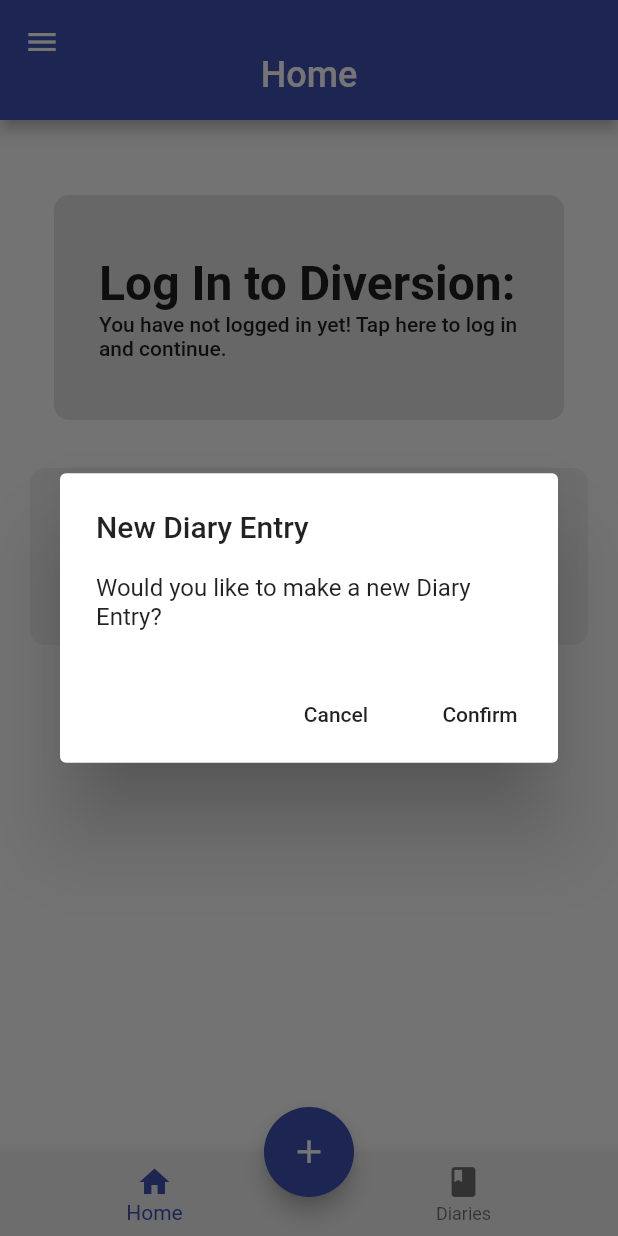
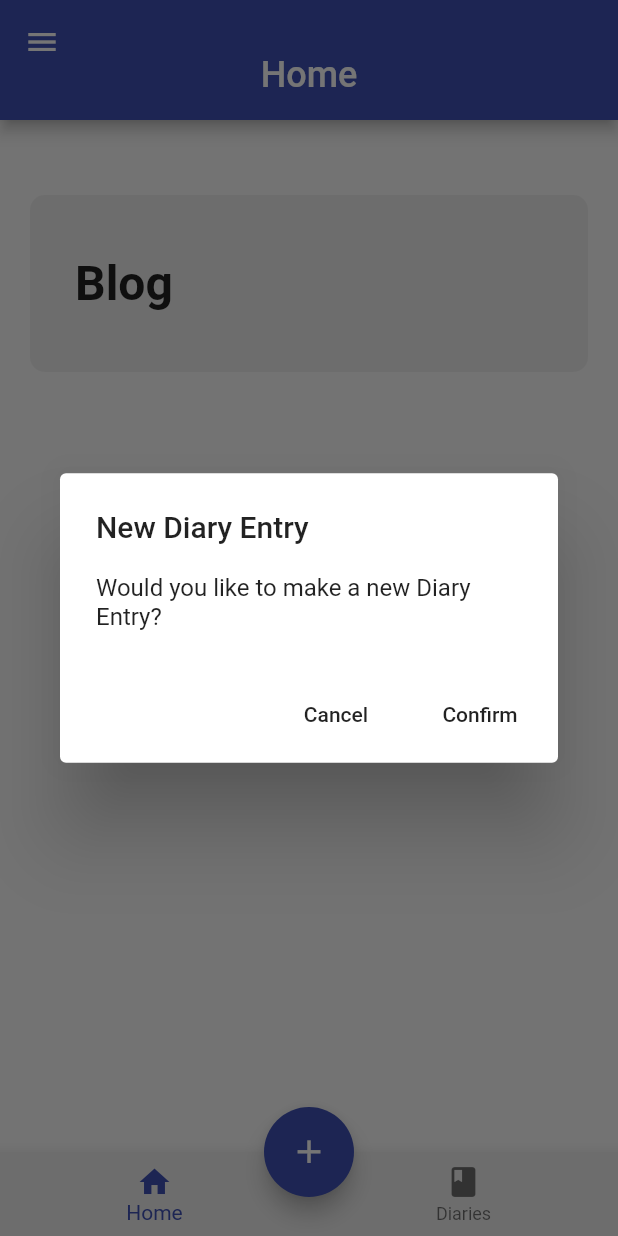
Before and after one commit to varunan-vara/Diversion, a Flutter app: the screen it shows after launch, after a tap on the "add" icon, on a phone screen of 412 x 824 dp. Run offline on Flutter 3.47's test engine with Material 2 defaults, Android fonts, the phone set to English and light mode, and no system bars.

Commit message:
last minute changes

```diff
--- a/lib/LoginPage/LoginStatus.dart
+++ b/lib/LoginPage/LoginStatus.dart
@@ -1,21 +1,21 @@
 import 'package:flutter/material.dart';
 import 'package:diversion_flutter_new/LoginPage/Welcome.dart';
 
-bool isLoggedIn = false;
+bool isLoggedIn = true;
 
 void EditStatus(bool value) {
   isLoggedIn = value;
 }
 
-bool ReturnStatus() {
-  return isLoggedIn;
-}
+
 
 Widget LoggedIN (var context) {
   if (isLoggedIn) {
     return Container();
   } else {
-    return FlatButton(
+    return Column(
+      children: <Widget>[
+        FlatButton(
         onPressed: () {
           showDialog(
           context: context,
@@ -34,13 +34,20 @@ Widget LoggedIN (var context) {
                 child: Column(
                 crossAxisAlignment: CrossAxisAlignment.start,
                 children: <Widget> [
-                Text("Log In to Diversion:",
+                  Center(
+                    child: Icon(Icons.warning,
+                    size: 36.0,
+                    color: Colors.red[300],),
+                       ),
+                  Text("Log In to Diversion",
                   style: TextStyle(fontWeight: FontWeight.bold, fontSize: 32.0,),),
                   Text("You have not logged in yet! Tap here to log in and continue."),
              ]
         ),
        ),
         ),
+     )
+      ],
     );
   }
 }
--- a/lib/MainPage/Elements/Blog.dart
+++ b/lib/MainPage/Elements/Blog.dart
@@ -1,5 +1,5 @@
 import 'package:flutter/material.dart';
-import 'package:diversion_flutter_new/MainPage/mainpage.dart';
+import 'package:diversion_flutter_new/LoginPage/LoginStatus.dart';
 import 'MainShapeElements.dart';
 
 
--- a/lib/MainPage/Elements/body.dart
+++ b/lib/MainPage/Elements/body.dart
@@ -6,6 +6,8 @@ import 'package:diversion_flutter_new/MainPage/Elements/Blog.dart';
 
 
 class Snap extends StatelessWidget {
+
+
 
   @override
   Widget build(BuildContext context) {
@@ -16,9 +18,7 @@ class Snap extends StatelessWidget {
 
 
         LoggedIN(context),
-        Padding(
-            padding: EdgeInsets.all(16.0)
-        ),
+
         Blog(),
       ],
     );
--- a/lib/MainPage/mainpage.dart
+++ b/lib/MainPage/mainpage.dart
@@ -1,3 +1,4 @@
+import 'package:diversion_flutter_new/LoginPage/LoginStatus.dart';
 import 'package:flutter/material.dart';
 import 'Elements/appbar.dart';
 import 'Elements/body.dart';
@@ -70,7 +71,20 @@ class MainApp extends State<MyApp> {
                   showDialog(
                     context: Keykey.currentContext,
                     builder: (BuildContext context) {
-                      return NewEntryDialog();
+                      if (isLoggedIn) {
+                        return NewEntryDialog();
+                      } else {
+                        return AlertDialog(
+                          title: Text("You haven't logged in yet!"),
+                          content: Text("Click on 'Log in to Diversion' to set up an account and write your first Journal!"),
+                          actions: <Widget>[
+                            FlatButton(
+                              onPressed: () {Navigator.pop(context);},
+                              child: Text("OK"),
+                            ),
+                          ],
+                        );
+                      }
                     }
                   );
                 },
```
Lines whose indentation alone changed are shown as unchanged.
